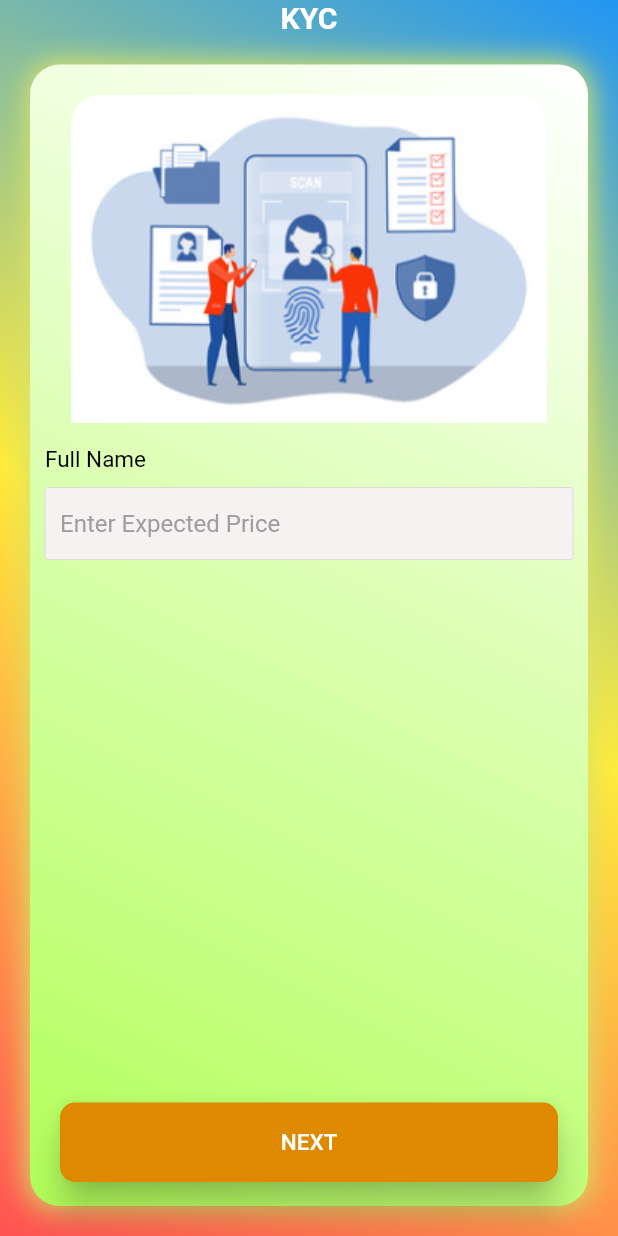
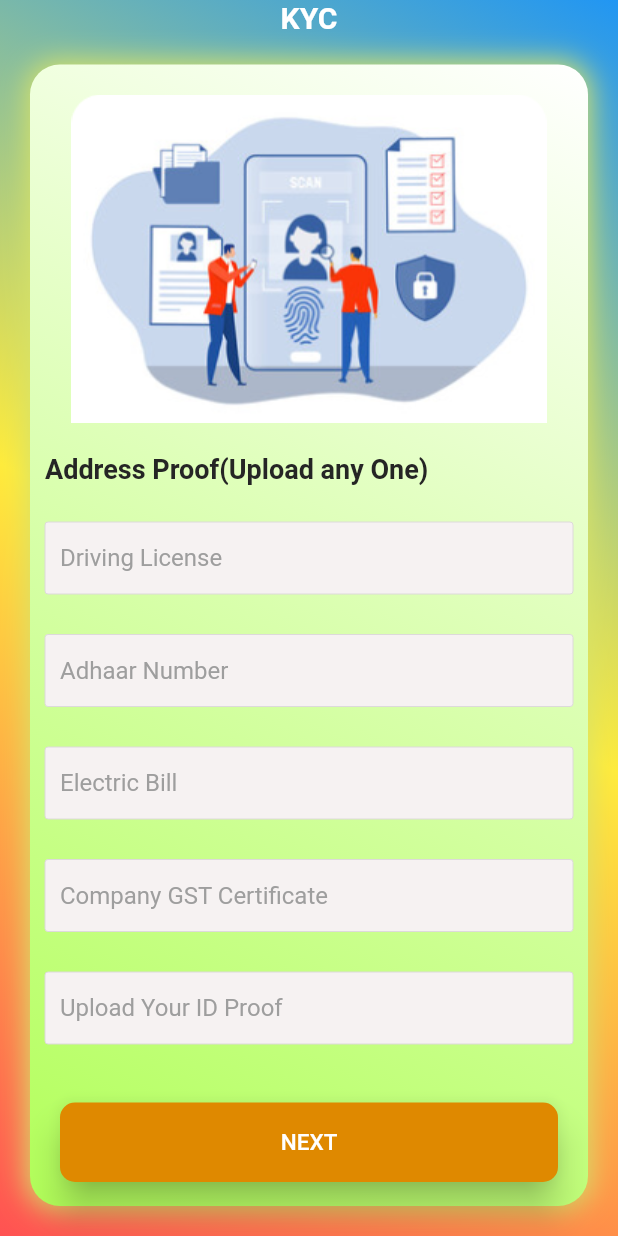
Before and after one commit to SATABHISHA/safetranslog, a Flutter app: the KycName screen opened by its route, after a tap on "NEXT", on a phone screen of 412 x 824 dp. Run offline on Flutter 3.47's test engine with Material 2 defaults, Android fonts, the phone set to English and light mode, and no system bars; drawn by our look-alikes of auto_size_text; our stand-ins replace intl_phone_field, pinput; Roboto replaces fonts that are missing (Gilroy).

Commit message:
weekend work

```diff
--- a/SafeTransLogFlutterApp/lib/main.dart
+++ b/SafeTransLogFlutterApp/lib/main.dart
@@ -12,6 +12,7 @@
 import 'package:safetranslog/screens/splash_screen.dart';
 
 import 'screens/bid/loading/add_new_loading.dart';
+import 'screens/kyc/kyc_address.dart';
 
 void main() async{
   WidgetsFlutterBinding.ensureInitialized();
@@ -44,6 +45,7 @@
         PlaceBid.id: (context)=> PlaceBid(),
         BidConfirmation.id: (context)=> BidConfirmation(),
         KycName.id: (context)=> KycName(),
+        KycAddress.id: (context)=> KycAddress(),
       },
     );
   }
--- /dev/null
+++ b/SafeTransLogFlutterApp/lib/screens/kyc/kyc_address.dart
@@ -0,0 +1,247 @@
+import 'package:flutter/material.dart';
+import 'package:auto_size_text/auto_size_text.dart';
+import 'package:safetranslog/screens/login/rounded_button.dart';
+import 'package:safetranslog/widgets/reusable_common_widgets/constants.dart';
+
+
+class KycAddress extends StatefulWidget {
+  // const KycAddress({Key? key}) : super(key: key);
+  static String id = "KycAddress";
+  @override
+  State<KycAddress> createState() => _KycAddressState();
+}
+
+class _KycAddressState extends State<KycAddress> {
+  @override
+  Widget build(BuildContext context) {
+    return WillPopScope(
+      onWillPop: () async {
+        return false;
+      },
+      child: Scaffold(
+        body: Container(
+          // color: Colors.lightGreenAccent,
+          decoration: BoxDecoration(
+              gradient: LinearGradient(
+                begin: Alignment.topRight,
+                end: Alignment.bottomLeft,
+                colors: [
+                  // Color.fromRGBO(2, 72, 254, 1.0),
+                  Colors.blue,
+                  Colors.yellow,
+                  Colors.redAccent,
+
+                ],
+              )
+          ),
+          child: SafeArea(
+            child: Column(
+              crossAxisAlignment: CrossAxisAlignment.stretch,
+              mainAxisSize: MainAxisSize.max ,
+              children: [
+                Center(child: Text('KYC', style: TextStyle(
+                    fontSize: 20,
+                    color: Colors.white,
+                    fontWeight: FontWeight.bold),)),
+                Expanded(
+                  child: Padding(
+                    padding: EdgeInsets.fromLTRB(20, 20, 20, 20),
+                    child: Container(
+                      width: double.infinity,
+                      height: double.infinity,
+                      decoration: BoxDecoration(
+                        boxShadow: [
+                          BoxShadow(
+                            color: Color.fromRGBO(215, 227, 105, 1.0),
+                            blurRadius: 15.0,
+                            spreadRadius: 2.0,
+                            offset: Offset(0.0, 0.0),
+                          )
+                        ],
+                        // color: Colors.white,
+                        borderRadius: BorderRadius.circular(20),
+                        gradient: LinearGradient(
+                          begin: Alignment.topRight,
+                          end: Alignment.bottomLeft,
+                          colors: [
+                            Colors.white,
+                            Colors.lightGreenAccent,
+                          ],
+                        ),
+                      ),
+                      child: Stack(
+                        children: [
+                          Padding(
+                            padding: EdgeInsets.fromLTRB(0, 0, 0, 85),
+                            child: Column(
+                              children: [
+                                SizedBox(height: 20,),
+                                Center(child: Image(image: AssetImage('images/kycpic.png'), height: 219, width: 317,)),
+                                Align(
+                                  alignment: Alignment.centerLeft,
+                                  child: Padding(
+                                    padding: EdgeInsets.fromLTRB(10, 20, 10, 0),
+                                    child: AutoSizeText(
+                                      'Address Proof(Upload any One)',
+                                      style: TextStyle(color: Color.fromRGBO(
+                                          37, 37, 37, 1.0),
+                                          fontSize: 18,
+                                          fontWeight: FontWeight.bold),
+                                      wrapWords: true,
+                                      minFontSize: 8,
+                                      maxFontSize: 20,
+                                      maxLines: 2,
+                                      textAlign: TextAlign.left,),
+                                  ),
+                                ),
+                                SizedBox(height: 10,),
+                                Expanded(
+                                  child: ListView(
+                                    shrinkWrap: true,
+                                    children: [
+                                      //---Driving License, code starts
+                                      SizedBox(height: 15,),
+                                      Padding(
+                                        padding: EdgeInsets.fromLTRB(10, 0, 10, 0),
+                                        child: SizedBox(
+                                          width: double.infinity,
+                                          height: 50,
+                                          child: TextField(
+                                            // controller: _controller_user_id,
+                                            textAlign: TextAlign.left,
+                                            keyboardType: TextInputType.text,
+                                            maxLines: 1,
+                                            onChanged: (value){
+                                              // userId = value;
+                                            },
+                                            style: TextStyle(color: Colors.black, fontFamily: 'Gilroy'),
+                                            decoration: kTextFieldDecorationForMFA.copyWith(fillColor: Color.fromRGBO(
+                                                246, 242, 242, 1.0),hintText: 'Driving License'),
+                                          ),
+                                        ),
+                                      ),
+                                      //---Driving License, code ends
+                                      //---Adhaar Number, code starts
+                                      SizedBox(height: 15,),
+                                      Padding(
+                                        padding: EdgeInsets.fromLTRB(10, 10, 10, 0),
+                                        child: SizedBox(
+                                          width: double.infinity,
+                                          height: 50,
+                                          child: TextField(
+                                            // controller: _controller_user_id,
+                                            textAlign: TextAlign.left,
+                                            keyboardType: TextInputType.text,
+                                            onChanged: (value){
+                                              // userId = value;
+                                            },
+                                            style: TextStyle(color: Colors.black, fontFamily: 'Gilroy'),
+                                            decoration: kTextFieldDecorationForMFA.copyWith(fillColor: Color.fromRGBO(
+                                                246, 242, 242, 1.0),hintText: 'Adhaar Number'),
+                                          ),
+                                        ),
+                                      ),
+                                      //---Adhaar Number, code ends
+
+                                      //---Electric Bill, code starts
+                                      SizedBox(height: 15,),
+                                      Padding(
+                                        padding: EdgeInsets.fromLTRB(10, 10, 10, 0),
+                                        child: SizedBox(
+                                          width: double.infinity,
+                                          height: 50,
+                                          child: TextField(
+                                            // controller: _controller_user_id,
+                                            textAlign: TextAlign.left,
+                                            keyboardType: TextInputType.text,
+                                            onChanged: (value){
+                                              // userId = value;
+                                            },
+                                            style: TextStyle(color: Colors.black, fontFamily: 'Gilroy'),
+                                            decoration: kTextFieldDecorationForMFA.copyWith(fillColor: Color.fromRGBO(
+                                                246, 242, 242, 1.0),hintText: 'Electric Bill'),
+                                          ),
+                                        ),
+                                      ),
+                                      //---Electric Bill, code ends
+
+                                      //---Company GST Certificate, code starts
+                                      SizedBox(height: 15,),
+                                      Padding(
+                                        padding: EdgeInsets.fromLTRB(10, 10, 10, 0),
+                                        child: SizedBox(
+                                          width: double.infinity,
+                                          height: 50,
+                                          child: TextField(
+                                            // controller: _controller_user_id,
+                                            textAlign: TextAlign.left,
+                                            keyboardType: TextInputType.text,
+                                            onChanged: (value){
+                                              // userId = value;
+                                            },
+                                            style: TextStyle(color: Colors.black, fontFamily: 'Gilroy'),
+                                            decoration: kTextFieldDecorationForMFA.copyWith(fillColor: Color.fromRGBO(
+                                                246, 242, 242, 1.0),hintText: 'Company GST Certificate'),
+                                          ),
+                                        ),
+                                      ),
+                                      //---Company GST Certificate, code ends
+
+                                      //---Upload ID Proof, code starts
+                                      SizedBox(height: 15,),
+                                      Padding(
+                                        padding: EdgeInsets.fromLTRB(10, 10, 10, 0),
+                                        child: SizedBox(
+                                          width: double.infinity,
+                                          height: 50,
+                                          child: TextField(
+                                            // controller: _controller_user_id,
+                                            textAlign: TextAlign.left,
+                                            keyboardType: TextInputType.text,
+                                            onChanged: (value){
+                                              // userId = value;
+                                            },
+                                            style: TextStyle(color: Colors.black, fontFamily: 'Gilroy'),
+                                            decoration: kTextFieldDecorationForMFA.copyWith(fillColor: Color.fromRGBO(
+                                                246, 242, 242, 1.0),hintText: 'Upload Your ID Proof'),
+                                          ),
+                                        ),
+                                      ),
+                                      //---Upload ID Proof, code ends
+                                    ],
+                                  ),
+                                ),
+                              ],
+                            ),
+                          ),
+
+                          //----button code starts
+                          Align(
+                            alignment: Alignment.bottomCenter,
+                            child: Container(
+                              width: double.infinity,
+                              height: 85,
+                              child: Padding(
+                                padding: EdgeInsets.fromLTRB(20, 0, 20, 0),
+                                child: RoundedButton(colour: Color.fromRGBO(223, 137, 0, 1.0), title: 'NEXT', onPressed:() async {
+                                  // EasyLoading.show(status: 'Loading...');
+                                  // Navigator.pushNamed(context, AddNewLoading.id);
+                                }
+                                ),
+                              ),
+                            ),
+                          ),
+                          //----button code ends
+                        ],
+                      ),
+                    ),
+                  ),
+                ),
+              ],
+            ),
+          ),
+        ),
+      ),
+    );
+  }
+}
--- a/SafeTransLogFlutterApp/lib/screens/kyc/kyc_name.dart
+++ b/SafeTransLogFlutterApp/lib/screens/kyc/kyc_name.dart
@@ -1,5 +1,6 @@
 import 'package:flutter/material.dart';
 import 'package:auto_size_text/auto_size_text.dart';
+import 'package:safetranslog/screens/kyc/kyc_address.dart';
 import 'package:safetranslog/screens/login/rounded_button.dart';
 import 'package:safetranslog/widgets/reusable_common_widgets/constants.dart';
 
@@ -116,7 +117,7 @@
                                             },
                                             style: TextStyle(color: Colors.black, fontFamily: 'Gilroy'),
                                             decoration: kTextFieldDecorationForMFA.copyWith(fillColor: Color.fromRGBO(
-                                                246, 242, 242, 1.0),hintText: 'Enter Expected Price'),
+                                                246, 242, 242, 1.0),hintText: ''),
                                           ),
                                         ),
                                       ),
@@ -139,7 +140,7 @@
                                 padding: EdgeInsets.fromLTRB(20, 0, 20, 0),
                                 child: RoundedButton(colour: Color.fromRGBO(223, 137, 0, 1.0), title: 'NEXT', onPressed:() async {
                                   // EasyLoading.show(status: 'Loading...');
-                                  // Navigator.pushNamed(context, LoadListing.id);
+                                  Navigator.pushNamed(context, KycAddress.id);
                                 }
                                 ),
                               ),
```
